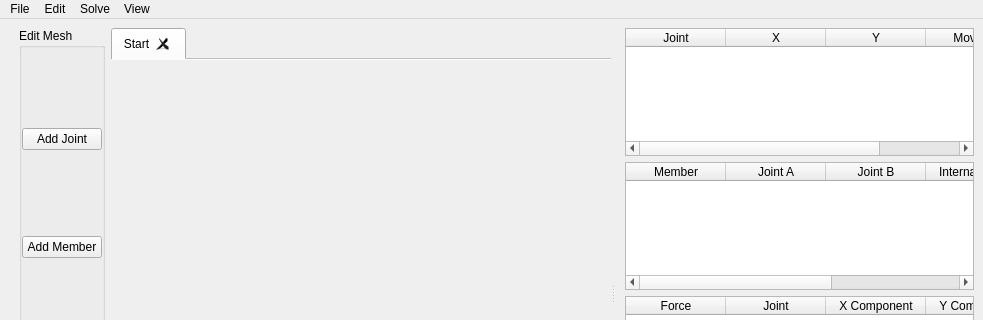
Old version of the form src/mainwindow/mainwindow.ui in the repository levirogalla/truss-gui; both pictures show x 0 to 983 and y 0 to 320 of the 983 by 589 pixel window.
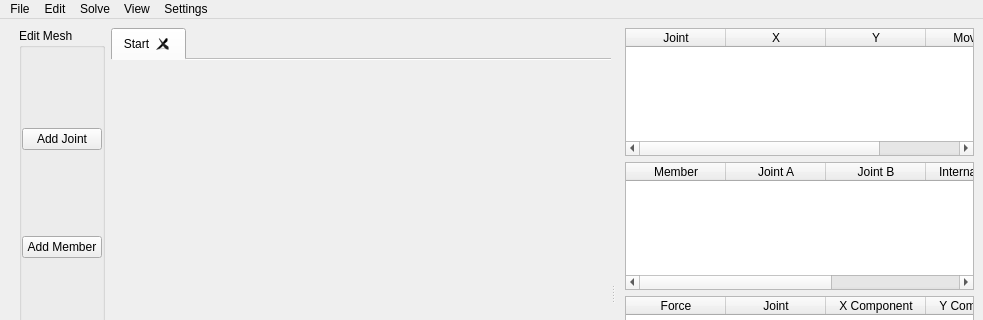
New version of the form. Custom widgets are drawn as their Qt base class.

```diff
--- a/src/mainwindow/mainwindow.ui
+++ b/src/mainwindow/mainwindow.ui
@@ -353,7 +353,7 @@
      <x>0</x>
      <y>0</y>
      <width>983</width>
-     <height>37</height>
+     <height>24</height>
     </rect>
    </property>
    <widget class="QMenu" name="menuFile">
@@ -412,10 +412,17 @@
     <addaction name="actionTruss_Preferences"/>
     <addaction name="separator"/>
    </widget>
+   <widget class="QMenu" name="menuSettings">
+    <property name="title">
+     <string>Settings</string>
+    </property>
+    <addaction name="actionGeneral_Settings"/>
+   </widget>
    <addaction name="menuFile"/>
    <addaction name="menuEdit"/>
    <addaction name="menuSolve"/>
    <addaction name="menuView"/>
+   <addaction name="menuSettings"/>
   </widget>
   <widget class="QStatusBar" name="statusbar"/>
   <action name="actionSave">
```
Left out of the diff: 5 changed lines with no effect on the pictures.
